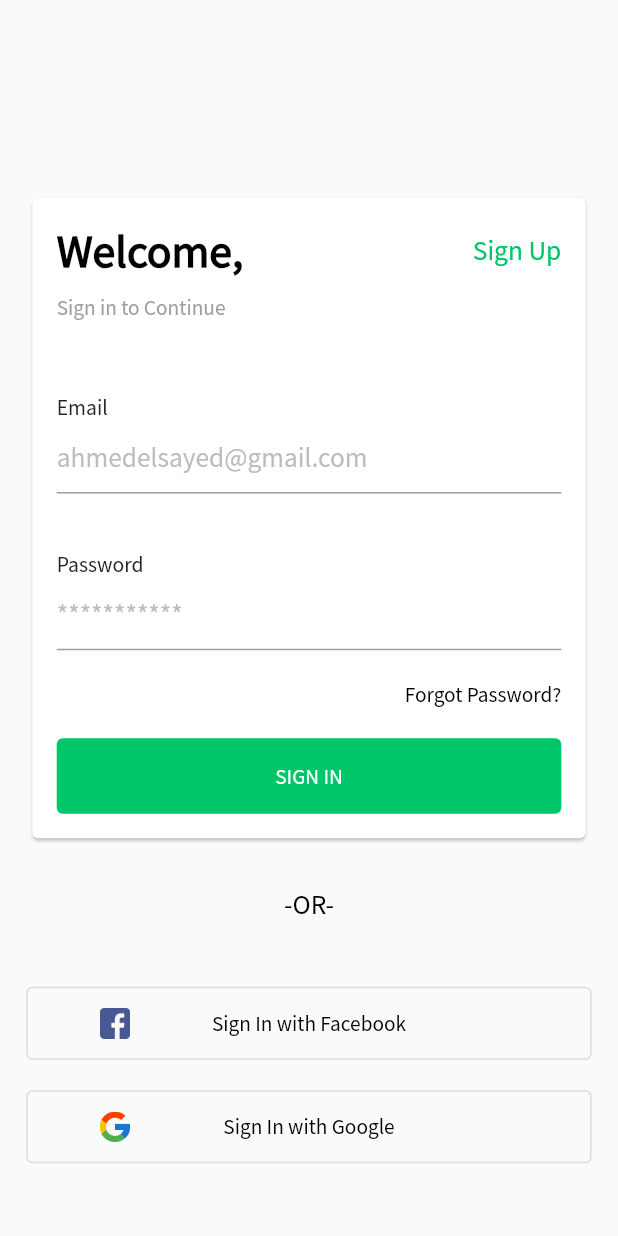
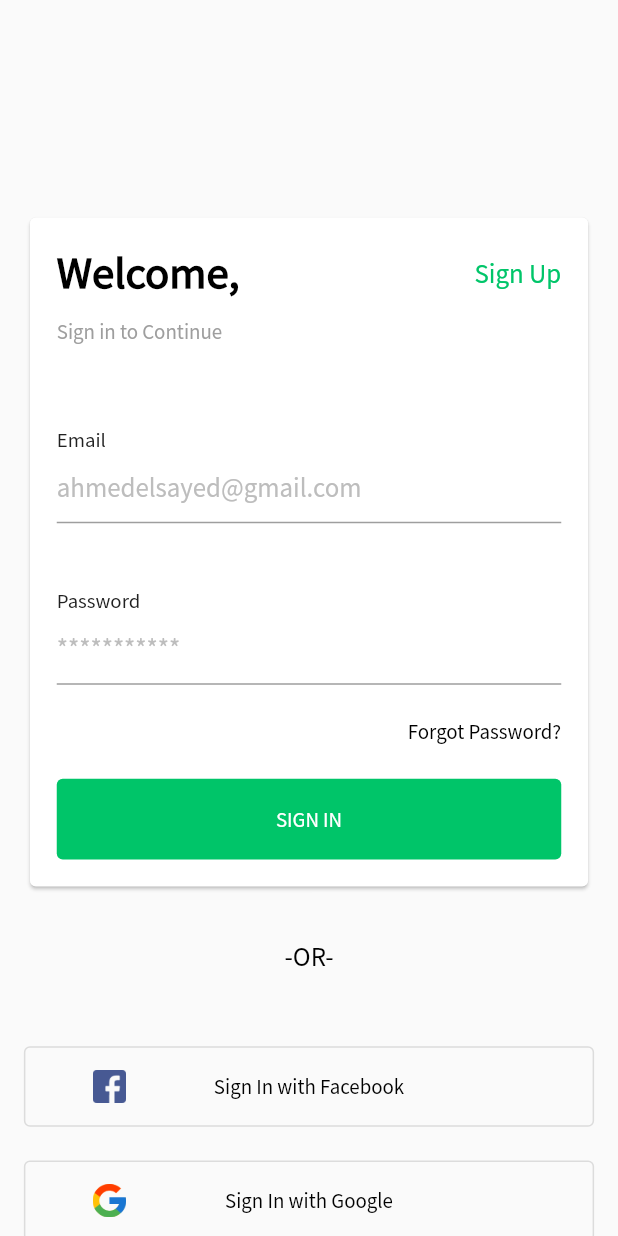
Before and after one commit to hafizhh3d/app_dev, a Flutter app: the screen it shows after launch, on a phone screen of 412 x 824 dp. Run offline on Flutter 3.47's test engine with Material 2 defaults, Android fonts, the phone set to English and light mode, and no system bars; our stand-ins replace cloud_firestore, firebase_auth, firebase_core, firebase_storage, flutter_screenutil, get and 4 more; missing offline and left inert: flutter_facebook_auth; accounts and stored records are empty.

Commit message:
Updated main.dart

```diff
--- a/lib/main.dart
+++ b/lib/main.dart
@@ -22,8 +22,8 @@ class MyApp extends StatelessWidget {
     return OrientationBuilder(
       builder: (context, orientation) => ScreenUtilInit(
         designSize: orientation == Orientation.portrait
-            ? Size(375, 812)
-            : Size(812, 375),
+            ? Size(414, 736)
+            : Size(736, 414),
         builder: () => GetMaterialApp(
           initialBinding: Binding(),
           theme: ThemeData(
@@ -31,7 +31,7 @@ class MyApp extends StatelessWidget {
           ),
           home: ControlView(),
           debugShowCheckedModeBanner: false,
-          title: 'Shopzler',
+          title: 'Digati',
         ),
       ),
     );
```
